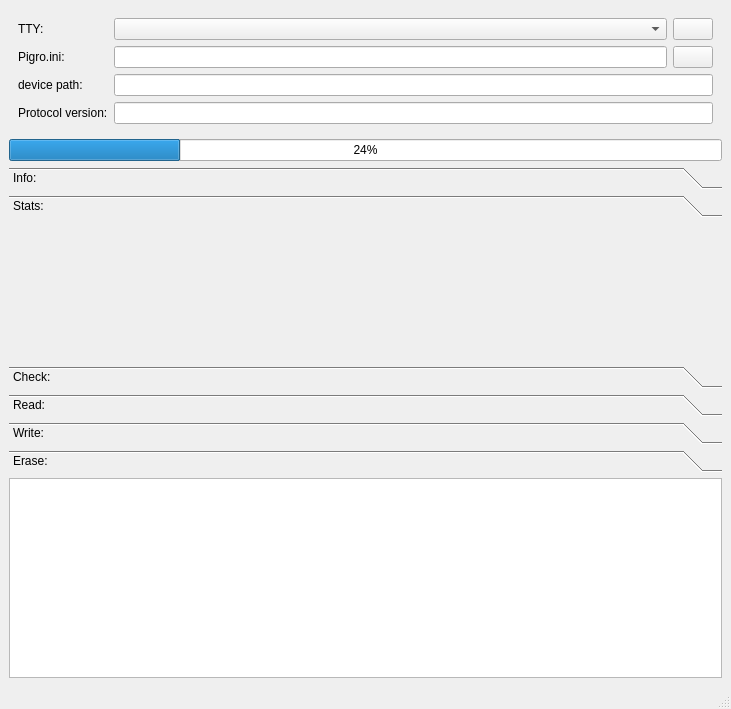
First picture: the form in pigro-gui/PigroWindow.ui, repository zolotov-av/pigro, before the edit.
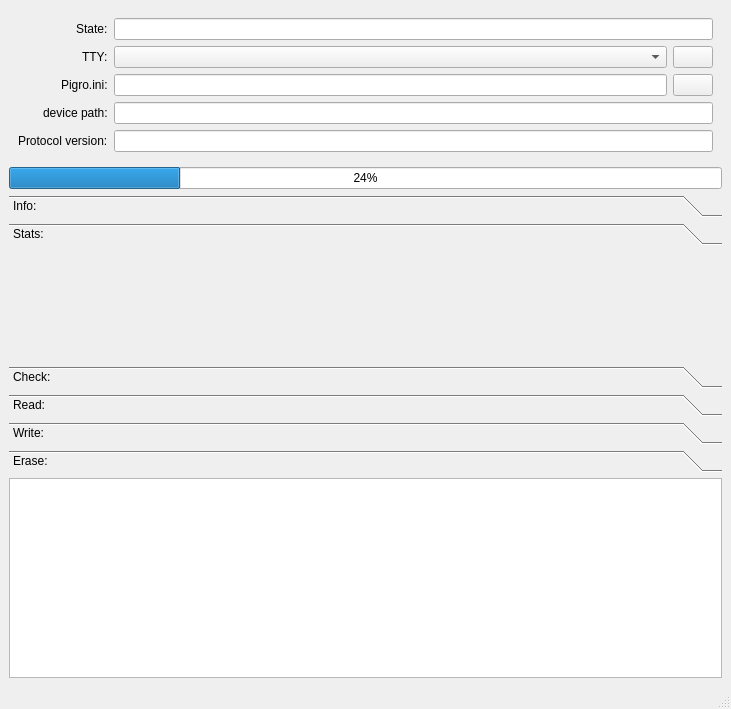
Second picture: the form after the edit. The open tabs and pages were chosen to show the change. Icons and pictures are not drawn.

```diff
--- a/pigro-gui/PigroWindow.ui
+++ b/pigro-gui/PigroWindow.ui
@@ -24,14 +24,17 @@
        </sizepolicy>
       </property>
       <layout class="QFormLayout" name="formLayout_2">
-       <item row="0" column="0">
+       <property name="labelAlignment">
+        <set>Qt::AlignRight|Qt::AlignTrailing|Qt::AlignVCenter</set>
+       </property>
+       <item row="2" column="0">
         <widget class="QLabel" name="label">
          <property name="text">
           <string>TTY:</string>
          </property>
         </widget>
        </item>
-       <item row="0" column="1">
+       <item row="2" column="1">
         <layout class="QHBoxLayout" name="horizontalLayout_4">
          <item>
           <widget class="QComboBox" name="cbTty">
@@ -56,14 +59,14 @@
          </item>
         </layout>
        </item>
-       <item row="1" column="0">
+       <item row="3" column="0">
         <widget class="QLabel" name="label_4">
          <property name="text">
           <string>Pigro.ini:</string>
          </property>
         </widget>
        </item>
-       <item row="1" column="1">
+       <item row="3" column="1">
         <layout class="QHBoxLayout" name="horizontalLayout_5">
          <item>
           <widget class="QLineEdit" name="lePigroIniPath">
@@ -91,34 +94,48 @@
          </item>
         </layout>
        </item>
-       <item row="2" column="0">
+       <item row="4" column="0">
         <widget class="QLabel" name="label_2">
          <property name="text">
           <string>device path:</string>
          </property>
         </widget>
        </item>
-       <item row="2" column="1">
+       <item row="4" column="1">
         <widget class="QLineEdit" name="leDevicePath">
          <property name="readOnly">
           <bool>true</bool>
          </property>
         </widget>
        </item>
-       <item row="3" column="0">
+       <item row="5" column="0">
         <widget class="QLabel" name="label_3">
          <property name="text">
           <string>Protocol version:</string>
          </property>
         </widget>
        </item>
-       <item row="3" column="1">
+       <item row="5" column="1">
         <widget class="QLineEdit" name="leProtoVersion">
          <property name="readOnly">
           <bool>true</bool>
          </property>
         </widget>
        </item>
+       <item row="1" column="0">
+        <widget class="QLabel" name="label_6">
+         <property name="text">
+          <string>State:</string>
+         </property>
+        </widget>
+       </item>
+       <item row="1" column="1">
+        <widget class="QLineEdit" name="leState">
+         <property name="readOnly">
+          <bool>true</bool>
+         </property>
+        </widget>
+       </item>
       </layout>
      </widget>
     </item>
@@ -218,7 +235,7 @@
          <x>0</x>
          <y>0</y>
          <width>713</width>
-         <height>90</height>
+         <height>54</height>
         </rect>
        </property>
        <attribute name="label">
```
Left out of the diff: 4 changed lines with no effect on the pictures.
